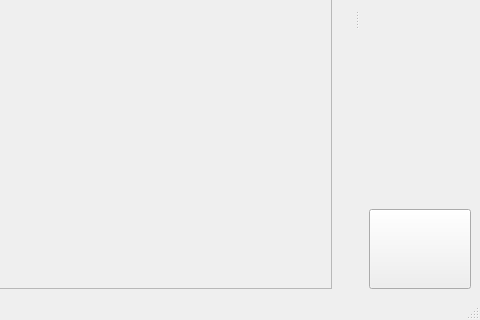
BearFinder/desktop_application, file window.ui: the form before one commit; both pictures show x 320 to 800 and y 280 to 600 of the 800 by 600 pixel window.
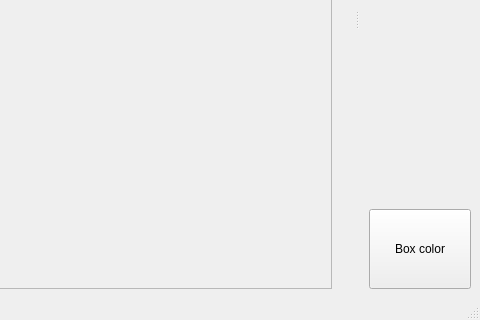
The form after the commit.

Commit message: fix load image, add save function

Patch:
```diff
--- a/window.ui
+++ b/window.ui
@@ -117,7 +117,7 @@
         </size>
        </property>
        <property name="text">
-        <string/>
+        <string>Box color</string>
        </property>
       </widget>
      </item>
```
Left out of the diff: 9 changed lines with no effect on the pictures. The commit also changes 2 other files.
